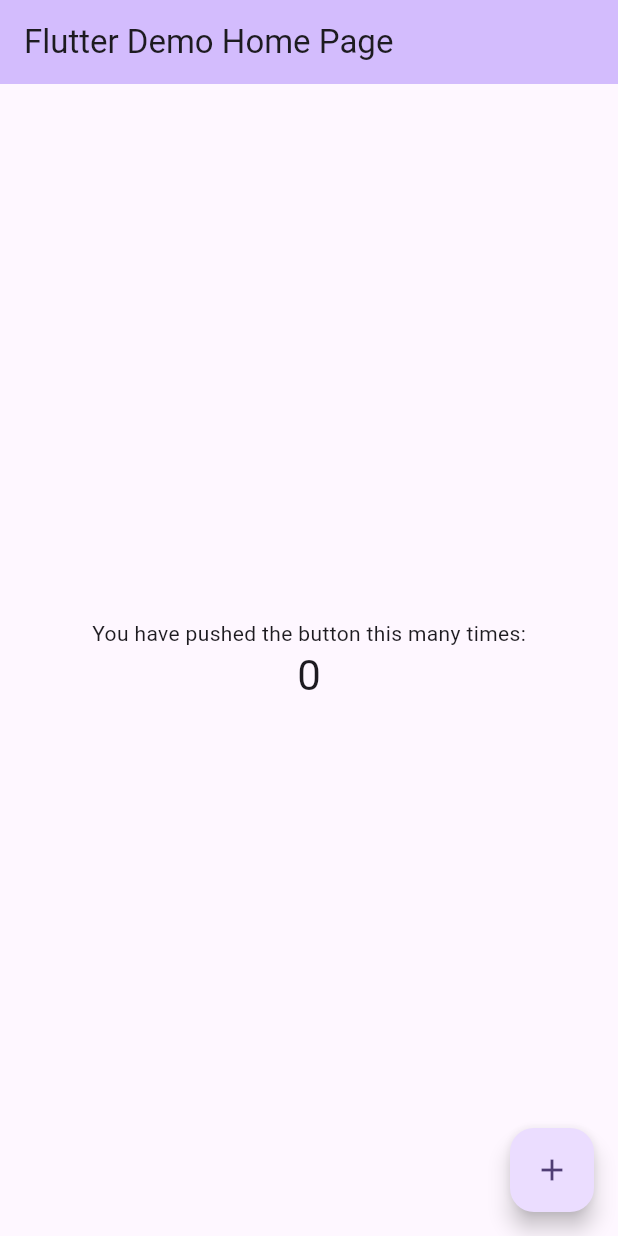
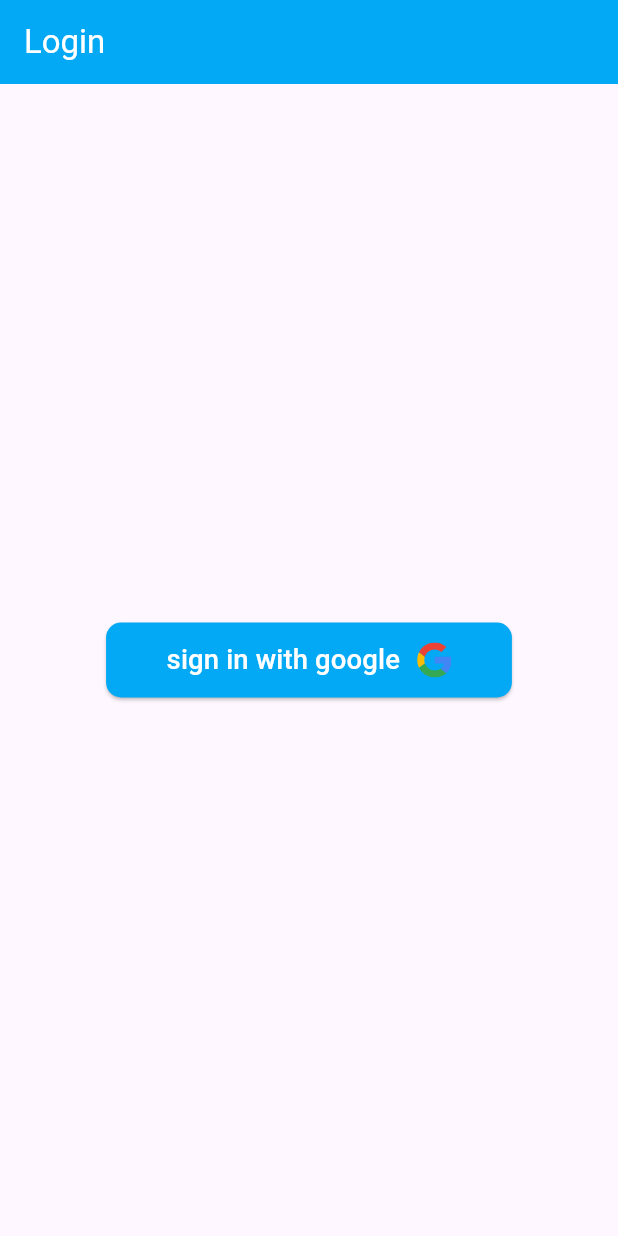
Before and after one commit to Marwanali2/linkyou_task, a Flutter app: the screen it shows after launch, on a phone screen of 412 x 824 dp. Run offline on Flutter 3.47's test engine with Material 3 defaults, Android fonts, the phone set to English and light mode, and no system bars; our stand-ins replace flutter_screenutil, flutter_svg.

Commit message:
-create assets folder and initialize it in pubspec.yaml -add google svg asset in assets folder -create core folder in lib -add routing in core folder and initialize it in main.dart -create svg picture component in widgets folder in core/widgets -create features folder in lib -create auth feature and create its login views and views body -create login view ui with google signin UI only

```diff
--- /dev/null
+++ b/lib/core/routing/app_router.dart
@@ -0,0 +1,59 @@
+import 'package:flutter/material.dart';
+import 'package:linkyou_task/core/routing/routes.dart';
+
+
+import '../../features/Auth/Presentation/views/login_view.dart';
+class AppRouter {
+  Route generateRoute(RouteSettings settings) {
+    // This arguments to be passed in any screen like this: (arguments as ClassName).
+    // ignore: unused_local_variable
+    final arguments = settings.arguments;
+
+    switch (settings.name) {
+      case Routes.kMain:
+        return MaterialPageRoute(
+          builder: (_) => const LoginView(),
+        );
+      // case Routes.kHome:
+      //   return MaterialPageRoute(
+      //     builder: (_) => const HomeView(),
+      //   );
+      default:
+        return MaterialPageRoute(
+          builder: (_) => Scaffold(
+            body: Center(
+              child: Text(
+                'No route defined for ${settings.name}',
+                style: const TextStyle(fontWeight: FontWeight.bold),
+              ),
+            ),
+          ),
+        );
+    }
+  }
+}
+
+/* import 'package:go_router/go_router.dart';
+import 'package:marovies/core/routing/routes.dart';
+import 'package:marovies/features/home/presentation/views/home_view.dart';
+import 'package:marovies/splash_view.dart';
+abstract class AppRouter {
+
+
+  static final router = GoRouter(routes: <RouteBase>[
+    GoRoute(
+      path: Routes.kMain,
+      builder: (context, state) {
+        return const SplashView();
+      },
+    ),
+    GoRoute(
+      path: Routes.kHome,
+      builder: (context, state) {
+        return const HomeView();
+      },
+    ),
+
+  ]);
+}
+ */
--- /dev/null
+++ b/lib/core/routing/routes.dart
@@ -0,0 +1,4 @@
+class Routes {
+static const String kMain = '/';
+static const String kHome = '/home';
+}
--- /dev/null
+++ b/lib/core/widgets/svg_picture_component.dart
@@ -0,0 +1,25 @@
+import 'package:flutter/material.dart';
+import 'package:flutter_screenutil/flutter_screenutil.dart';
+import 'package:flutter_svg/svg.dart';
+
+class SvgPictureComponent extends StatelessWidget {
+  const SvgPictureComponent({
+    super.key,
+    required this.name,
+    required this.width,
+    required this.height,
+    this.color,
+  });
+  final String name;
+  final double width;
+  final double height;
+  final Color?color;
+  @override
+  Widget build(BuildContext context) {
+    return SvgPicture.asset(
+      name,
+      height: height.h,
+      width: width.w,
+    );
+  }
+}
--- /dev/null
+++ b/lib/features/Auth/Presentation/views/login_view.dart
@@ -0,0 +1,21 @@
+import 'package:flutter/material.dart';
+
+import 'widgets/login_view_body.dart';
+
+class LoginView extends StatelessWidget {
+  const LoginView({super.key});
+
+  @override
+  Widget build(BuildContext context) {
+    return Scaffold(
+      appBar: AppBar(
+        title: const Text(
+          'Login',
+          style: TextStyle(color: Colors.white),
+        ),
+        backgroundColor: Colors.lightBlue,
+      ),
+      body: const LoginViewBody(),
+    );
+  }
+}
--- /dev/null
+++ b/lib/features/Auth/Presentation/views/widgets/custom_button.dart
@@ -0,0 +1,43 @@
+import 'package:flutter/material.dart';
+import 'package:flutter_screenutil/flutter_screenutil.dart';
+import 'package:linkyou_task/core/widgets/svg_picture_component.dart';
+
+class CustomButton extends StatelessWidget {
+  final String? text;
+  final VoidCallback? onPressed;
+
+  const CustomButton({super.key, this.text, this.onPressed});
+
+  @override
+  Widget build(BuildContext context) {
+    return ElevatedButton(
+      style: ButtonStyle(
+          backgroundColor: WidgetStateProperty.all(Colors.lightBlue),
+          padding: WidgetStateProperty.all(
+              EdgeInsets.symmetric(vertical: 10.h, horizontal: 20.w)),
+          shape: WidgetStateProperty.all(
+              RoundedRectangleBorder(borderRadius: BorderRadius.circular(10)))),
+      onPressed: onPressed,
+      child: Row(
+        mainAxisAlignment: MainAxisAlignment.center,
+        children: [
+          Text(
+            "$text",
+            style: TextStyle(
+              color: Colors.white,
+              fontSize: 16.sp,
+            ),
+          ),
+          SizedBox(
+            width: 10.w,
+          ),
+          const SvgPictureComponent(
+            name: 'assets/svg/google.svg',
+            width: 20,
+            height: 20,
+          ),
+        ],
+      ),
+    );
+  }
+}
--- /dev/null
+++ b/lib/features/Auth/Presentation/views/widgets/login_view_body.dart
@@ -0,0 +1,24 @@
+import 'package:flutter/material.dart';
+import 'package:flutter_screenutil/flutter_screenutil.dart';
+import 'package:linkyou_task/features/Auth/Presentation/views/widgets/custom_button.dart';
+
+class LoginViewBody extends StatelessWidget {
+  const LoginViewBody({
+    super.key,
+  });
+
+  @override
+  Widget build(BuildContext context) {
+    return Center(
+      child: Padding(
+        padding: EdgeInsets.symmetric(
+          horizontal: MediaQuery.sizeOf(context).width * 0.15.w,
+        ),
+        child: CustomButton(
+          text: 'sign in with google',
+          onPressed: () {},
+        ),
+      ),
+    );
+  }
+}
--- /dev/null
+++ b/lib/linkyou_task.dart
@@ -0,0 +1,26 @@
+import 'package:flutter/material.dart';
+import 'package:flutter_screenutil/flutter_screenutil.dart';
+import 'package:linkyou_task/core/routing/app_router.dart';
+import 'package:linkyou_task/core/routing/routes.dart';
+
+class LinkyouTask extends StatelessWidget {
+  const LinkyouTask({super.key});
+
+  @override
+  Widget build(BuildContext context) {
+    return ScreenUtilInit(
+      designSize: const Size(360, 690),
+      minTextAdapt: true,
+      splitScreenMode: true,
+      child: MaterialApp(
+        title: 'Linkyou Task',
+        theme: ThemeData(
+          colorScheme: ColorScheme.fromSeed(seedColor: Colors.deepPurple),
+          useMaterial3: true,
+        ),
+        onGenerateRoute: AppRouter().generateRoute,
+        initialRoute: Routes.kMain,
+      ),
+    );
+  }
+}
--- a/lib/main.dart
+++ b/lib/main.dart
@@ -1,125 +1,14 @@
 import 'package:flutter/material.dart';
+import 'package:flutter/services.dart';
+
+import 'linkyou_task.dart';
 
 void main() {
-  runApp(const MyApp());
+  SystemChrome.setSystemUIOverlayStyle(
+    const SystemUiOverlayStyle(
+      systemNavigationBarColor: Colors.white,
+      systemNavigationBarIconBrightness: Brightness.dark,
+    ),
+  );
+  runApp(const LinkyouTask());
 }
-
-class MyApp extends StatelessWidget {
-  const MyApp({super.key});
-
-  // This widget is the root of your application.
-  @override
-  Widget build(BuildContext context) {
-    return MaterialApp(
-      title: 'Flutter Demo',
-      theme: ThemeData(
-        // This is the theme of your application.
-        //
-        // TRY THIS: Try running your application with "flutter run". You'll see
-        // the application has a purple toolbar. Then, without quitting the app,
-        // try changing the seedColor in the colorScheme below to Colors.green
-        // and then invoke "hot reload" (save your changes or press the "hot
-        // reload" button in a Flutter-supported IDE, or press "r" if you used
-        // the command line to start the app).
-        //
-        // Notice that the counter didn't reset back to zero; the application
-        // state is not lost during the reload. To reset the state, use hot
-        // restart instead.
-        //
-        // This works for code too, not just values: Most code changes can be
-        // tested with just a hot reload.
-        colorScheme: ColorScheme.fromSeed(seedColor: Colors.deepPurple),
-        useMaterial3: true,
-      ),
-      home: const MyHomePage(title: 'Flutter Demo Home Page'),
-    );
-  }
-}
-
-class MyHomePage extends StatefulWidget {
-  const MyHomePage({super.key, required this.title});
-
-  // This widget is the home page of your application. It is stateful, meaning
-  // that it has a State object (defined below) that contains fields that affect
-  // how it looks.
-
-  // This class is the configuration for the state. It holds the values (in this
-  // case the title) provided by the parent (in this case the App widget) and
-  // used by the build method of the State. Fields in a Widget subclass are
-  // always marked "final".
-
-  final String title;
-
-  @override
-  State<MyHomePage> createState() => _MyHomePageState();
-}
-
-class _MyHomePageState extends State<MyHomePage> {
-  int _counter = 0;
-
-  void _incrementCounter() {
-    setState(() {
-      // This call to setState tells the Flutter framework that something has
-      // changed in this State, which causes it to rerun the build method below
-      // so that the display can reflect the updated values. If we changed
-      // _counter without calling setState(), then the build method would not be
-      // called again, and so nothing would appear to happen.
-      _counter++;
-    });
-  }
-
-  @override
-  Widget build(BuildContext context) {
-    // This method is rerun every time setState is called, for instance as done
-    // by the _incrementCounter method above.
-    //
-    // The Flutter framework has been optimized to make rerunning build methods
-    // fast, so that you can just rebuild anything that needs updating rather
-    // than having to individually change instances of widgets.
-    return Scaffold(
-      appBar: AppBar(
-        // TRY THIS: Try changing the color here to a specific color (to
-        // Colors.amber, perhaps?) and trigger a hot reload to see the AppBar
-        // change color while the other colors stay the same.
-        backgroundColor: Theme.of(context).colorScheme.inversePrimary,
-        // Here we take the value from the MyHomePage object that was created by
-        // the App.build method, and use it to set our appbar title.
-        title: Text(widget.title),
-      ),
-      body: Center(
-        // Center is a layout widget. It takes a single child and positions it
-        // in the middle of the parent.
-        child: Column(
-          // Column is also a layout widget. It takes a list of children and
-          // arranges them vertically. By default, it sizes itself to fit its
-          // children horizontally, and tries to be as tall as its parent.
-          //
-          // Column has various properties to control how it sizes itself and
-          // how it positions its children. Here we use mainAxisAlignment to
-          // center the children vertically; the main axis here is the vertical
-          // axis because Columns are vertical (the cross axis would be
-          // horizontal).
-          //
-          // TRY THIS: Invoke "debug painting" (choose the "Toggle Debug Paint"
-          // action in the IDE, or press "p" in the console), to see the
-          // wireframe for each widget.
-          mainAxisAlignment: MainAxisAlignment.center,
-          children: <Widget>[
-            const Text(
-              'You have pushed the button this many times:',
-            ),
-            Text(
-              '$_counter',
-              style: Theme.of(context).textTheme.headlineMedium,
-            ),
-          ],
-        ),
-      ),
-      floatingActionButton: FloatingActionButton(
-        onPressed: _incrementCounter,
-        tooltip: 'Increment',
-        child: const Icon(Icons.add),
-      ), // This trailing comma makes auto-formatting nicer for build methods.
-    );
-  }
-}
```
Also changed, not shown: pubspec.yaml (+5 -3 lines), assets/svg/google.svg (added), pubspec.lock.
